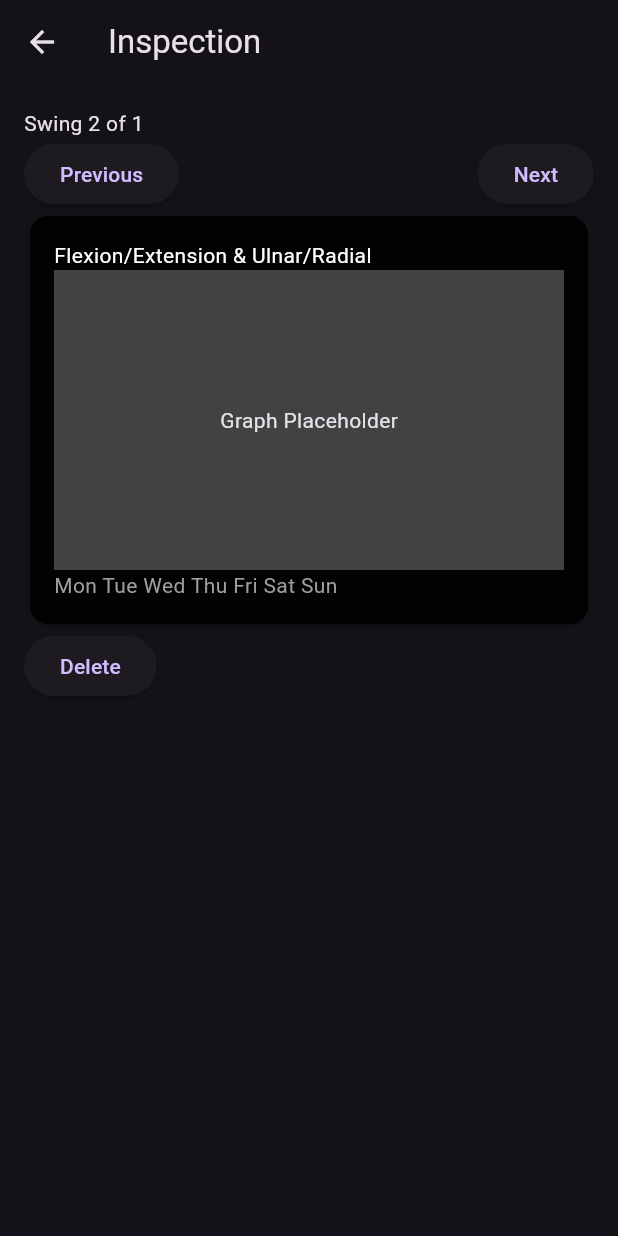
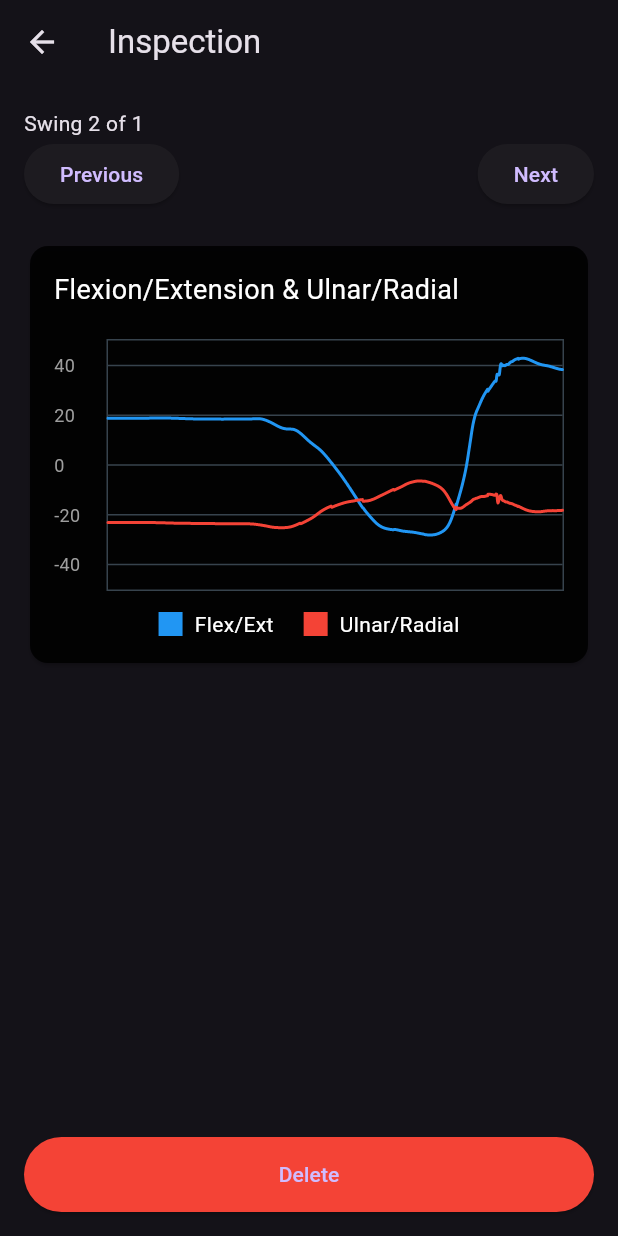
Before and after one commit to viesturs03/HackMotionTask, a Flutter app: the screen it shows after launch, after a tap on an icon or button, on a phone screen of 412 x 824 dp. Run offline on Flutter 3.47's test engine with Material 3 defaults, Android fonts, the phone set to English and light mode, and no system bars; drawn by our look-alikes of fl_chart; our stand-ins replace flutter_bloc; project files that could hold a hidden picture were left out.

Commit message:
created a graph widget that shows data

```diff
--- a/lib/cubit/swing_cubit.dart
+++ b/lib/cubit/swing_cubit.dart
@@ -2,42 +2,72 @@ import 'package:flutter_bloc/flutter_bloc.dart';
 import 'package:flutter/services.dart' show rootBundle;
 import 'dart:convert';
 import 'dart:developer' as developer;
+import '../swing_data.dart';
 
-class SwingCubit extends Cubit<List<String>> {
-  SwingCubit() : super([]);
+class SwingState {
+  final List<String> swingIds;
+  final SwingData? selectedSwingData;
+  final String? selectedSwingId;
 
-  Future<void> loadSwings() async {
+  SwingState({
+    this.swingIds = const [],
+    this.selectedSwingData,
+    this.selectedSwingId,
+  });
+
+  SwingState copyWith({
+    List<String>? swingIds,
+    SwingData? selectedSwingData,
+    String? selectedSwingId,
+  }) {
+    return SwingState(
+      swingIds: swingIds ?? this.swingIds,
+      selectedSwingData: selectedSwingData ?? this.selectedSwingData,
+      selectedSwingId: selectedSwingId ?? this.selectedSwingId,
+    );
+  }
+}
+
+class SwingCubit extends Cubit<SwingState> {
+  SwingCubit() : super(SwingState());
+
+  Future<void> loadSwingIds() async {
     try {
-      developer.log('Loading swings...');
-      final manifestContent = await rootBundle.loadString('AssetManifest.json');
-      developer.log('Manifest loaded: $manifestContent');
-
+      developer.log('Loading swing manifest...');
+      final manifestContent =
+          await rootBundle.loadString('AssetManifest.json');
       final Map<String, dynamic> manifest = json.decode(manifestContent);
-      developer.log('Manifest parsed, keys: ${manifest.keys.toList()}');
-
       final files = manifest.keys
           .where((key) => key.startsWith('data/swings/') && key.endsWith('.json'))
           .map((key) => key.split('/').last.replaceAll('.json', ''))
           .toList();
 
-      developer.log('Found swings: $files');
-
       if (files.isNotEmpty) {
-        // Sort the files to ensure consistent order
         files.sort((a, b) => int.parse(a).compareTo(int.parse(b)));
-        emit(files);
-        developer.log('State emitted with: $files');
+        emit(state.copyWith(swingIds: files));
+        developer.log('Swing IDs loaded: $files');
       } else {
         developer.log('No swing files found');
-        emit([]);
+        emit(state.copyWith(swingIds: []));
       }
     } catch (e) {
-      developer.log('Error loading swings: $e');
-      emit([]);
+      developer.log('Error loading swing IDs: $e');
+      emit(state.copyWith(swingIds: []));
     }
   }
 
-  void selectSwing(String swingId) {
-    emit(state); // Placeholder for now
+  Future<void> selectSwing(String swingId) async {
+    try {
+      developer.log('Loading data for swing $swingId...');
+      final String jsonString =
+          await rootBundle.loadString('data/swings/$swingId.json');
+      final Map<String, dynamic> jsonMap = json.decode(jsonString);
+      final swingData = SwingData.fromJson(jsonMap);
+      emit(state.copyWith(
+          selectedSwingData: swingData, selectedSwingId: swingId));
+      developer.log('Swing data for $swingId loaded and state emitted.');
+    } catch (e) {
+      developer.log('Error loading swing data for $swingId: $e');
+    }
   }
 }
--- a/lib/main.dart
+++ b/lib/main.dart
@@ -14,7 +14,7 @@ class MyApp extends StatelessWidget {
   @override
   Widget build(BuildContext context) {
     return BlocProvider(
-      create: (context) => SwingCubit()..loadSwings(),
+      create: (context) => SwingCubit()..loadSwingIds(),
       child: MaterialApp(
         home: const HomePage(),
         theme: ThemeData.dark(),
--- a/lib/screens/home_page.dart
+++ b/lib/screens/home_page.dart
@@ -10,23 +10,26 @@ class HomePage extends StatelessWidget {
   Widget build(BuildContext context) {
     return Scaffold(
       appBar: AppBar(title: const Text('HackMotion')),
-      body: BlocBuilder<SwingCubit, List<String>>(
-        builder: (context, swings) {
-          if (swings.isEmpty) {
+      body: BlocBuilder<SwingCubit, SwingState>(
+        builder: (context, state) {
+          if (state.swingIds.isEmpty) {
             return const Center(child: CircularProgressIndicator());
           }
           return ListView.builder(
-            itemCount: swings.length,
+            itemCount: state.swingIds.length,
             itemBuilder: (context, index) {
-              final swing = swings[index];
+              final swingId = state.swingIds[index];
               return ListTile(
-                title: Text('Swing $swing'),
+                title: Text('Swing $swingId'),
                 onTap: () {
-                  context.read<SwingCubit>().selectSwing(swing);
+                  context.read<SwingCubit>().selectSwing(swingId);
                   Navigator.push(
                     context,
                     MaterialPageRoute(
-                      builder: (context) => SwingDetailPage(swingId: swing, totalSwings: swings.length),
+                      builder: (context) => SwingDetailPage(
+                        swingId: swingId,
+                        totalSwings: state.swingIds.length,
+                      ),
                     ),
                   );
                 },
--- /dev/null
+++ b/lib/screens/swing_chart.dart
@@ -0,0 +1,143 @@
+import 'package:fl_chart/fl_chart.dart';
+import 'package:flutter/material.dart';
+
+class SwingChart extends StatelessWidget {
+  final List<double> flexionExtensionData;
+  final List<double> ulnarRadialData;
+
+  const SwingChart({
+    super.key,
+    required this.flexionExtensionData,
+    required this.ulnarRadialData,
+  });
+
+  @override
+  Widget build(BuildContext context) {
+    return Column(
+      children: [
+        Expanded(
+          child: LineChart(
+            LineChartData(
+              minY: -50,
+              maxY: 50,
+              gridData: FlGridData(
+                show: true,
+                drawVerticalLine: false,
+                getDrawingHorizontalLine: (value) {
+                  return const FlLine(
+                    color: Color(0xff37434d),
+                    strokeWidth: 1,
+                  );
+                },
+                checkToShowHorizontalLine: (value) {
+                  return value % 20 == 0;
+                },
+              ),
+              titlesData: FlTitlesData(
+                topTitles: AxisTitles(sideTitles: SideTitles(showTitles: false)),
+                rightTitles: AxisTitles(sideTitles: SideTitles(showTitles: false)),
+                bottomTitles: AxisTitles(sideTitles: SideTitles(showTitles: false)),
+
+                leftTitles: AxisTitles(
+                  sideTitles: SideTitles(
+                    showTitles: true,
+                    interval: 20,
+                    getTitlesWidget: (value, meta) {
+
+                      if (value > 40 || value < -40) {
+                        return Container();
+                      }
+                      return Text(
+                        value.toInt().toString(),
+                        style: const TextStyle(
+                          color: Colors.grey,
+                          fontSize: 12,
+                        ),
+                        textAlign: TextAlign.left,
+                      );
+                    },
+                    reservedSize: 35,
+                  ),
+                ),
+              ),
+              borderData: FlBorderData(
+                show: true,
+                border: Border.all(color: const Color(0xff37434d), width: 1),
+              ),
+              lineBarsData: [
+                _buildLineChartBarData(flexionExtensionData, Colors.blue, 'Flex/Ext'),
+                _buildLineChartBarData(ulnarRadialData, Colors.red, 'Ulnar/Radial'),
+              ],
+              lineTouchData: LineTouchData(
+                touchTooltipData: LineTouchTooltipData(
+                  getTooltipItems: (List<LineBarSpot> touchedBarSpots) {
+                    return touchedBarSpots.map((barSpot) {
+                      final flSpot = barSpot;
+                      String text;
+                      if (barSpot.barIndex == 0) {
+                        text = 'Flex/Ext:';
+                      } else if (barSpot.barIndex == 1) {
+                        text = 'Ulnar/Radial:';
+                      } else {
+                        throw Error();
+                      }
+                      return LineTooltipItem(
+                        '$text ${flSpot.y.toStringAsFixed(2)}',
+                        const TextStyle(
+                          color: Colors.white,
+                          fontWeight: FontWeight.bold,
+                        ),
+                      );
+                    }).toList();
+                  },
+                ),
+              ),
+            ),
+          ),
+        ),
+        const SizedBox(height: 12),
+        _buildLegend(),
+      ],
+    );
+  }
+
+  Widget _buildLegend() {
+    return Row(
+      mainAxisAlignment: MainAxisAlignment.center,
+      children: [
+        _legendItem(Colors.blue, "Flex/Ext"),
+        const SizedBox(width: 20),
+        _legendItem(Colors.red, "Ulnar/Radial"),
+      ],
+    );
+  }
+
+  Widget _legendItem(Color color, String text) {
+    return Row(
+      children: [
+        Container(
+          width: 16,
+          height: 16,
+          color: color,
+        ),
+        const SizedBox(width: 8),
+        Text(text, style: const TextStyle(color: Colors.white, fontSize: 14)),
+      ],
+    );
+  }
+
+  LineChartBarData _buildLineChartBarData(
+      List<double> data, Color color, String name) {
+    return LineChartBarData(
+      spots: data.asMap().entries.map((entry) {
+        return FlSpot(entry.key.toDouble(), entry.value);
+      }).toList(),
+      isCurved: true,
+      color: color,
+      barWidth: 2,
+      isStrokeCapRound: true,
+      dotData: FlDotData(show: false),
+      belowBarData: BarAreaData(show: false),
+    );
+  }
+}
--- a/lib/screens/swing_detail_page.dart
+++ b/lib/screens/swing_detail_page.dart
@@ -1,22 +1,31 @@
 import 'package:flutter/material.dart';
+import 'package:flutter_bloc/flutter_bloc.dart';
+import '../cubit/swing_cubit.dart';
+import 'swing_chart.dart';
 
 class SwingDetailPage extends StatelessWidget {
   final String swingId;
   final int totalSwings;
 
-  const SwingDetailPage({super.key, required this.swingId, required this.totalSwings});
+  const SwingDetailPage({
+    super.key,
+    required this.swingId,
+    required this.totalSwings,
+  });
 
   @override
   Widget build(BuildContext context) {
-    final currentIndex = int.parse(swingId) - 1; // Assuming swingId is numeric (1-based)
+    final currentIndex = int.parse(swingId) - 1;
 
     void navigateToSwing(int newIndex) {
       if (newIndex >= 0 && newIndex < totalSwings) {
+        final newSwingId = (newIndex + 1).toString();
+        context.read<SwingCubit>().selectSwing(newSwingId);
         Navigator.pushReplacement(
           context,
           MaterialPageRoute(
             builder: (context) => SwingDetailPage(
-              swingId: (newIndex + 1).toString(),
+              swingId: newSwingId,
               totalSwings: totalSwings,
             ),
           ),
@@ -45,22 +54,17 @@ class SwingDetailPage extends StatelessWidget {
                   onPressed: currentIndex == 0
                       ? null
                       : () => navigateToSwing(currentIndex - 1),
-                  style: ElevatedButton.styleFrom(
-                    backgroundColor: currentIndex == 0 ? Colors.grey : null,
-                  ),
                   child: const Text('Previous'),
                 ),
                 ElevatedButton(
                   onPressed: currentIndex == totalSwings - 1
                       ? null
                       : () => navigateToSwing(currentIndex + 1),
-                  style: ElevatedButton.styleFrom(
-                    backgroundColor: currentIndex == totalSwings - 1 ? Colors.grey : null,
-                  ),
                   child: const Text('Next'),
                 ),
               ],
             ),
+            const SizedBox(height: 20),
             Card(
               color: Colors.black87,
               child: Padding(
@@ -70,20 +74,41 @@ class SwingDetailPage extends StatelessWidget {
                   children: [
                     const Text(
                       'Flexion/Extension & Ulnar/Radial',
-                      style: TextStyle(color: Colors.white),
+                      style: TextStyle(color: Colors.white, fontSize: 18),
                     ),
-                    // Placeholder for graph
-                    Container(
+                    const SizedBox(height: 20),
+                    SizedBox(
                       height: 200,
-                      color: Colors.grey[800],
-                      child: const Center(child: Text('Graph Placeholder')),
+                      child: BlocBuilder<SwingCubit, SwingState>(
+                        builder: (context, state) {
+                          if (state.selectedSwingData != null &&
+                              state.selectedSwingId == swingId) {
+                            return SwingChart(
+                              flexionExtensionData: state
+                                  .selectedSwingData!.flexionExtension,
+                              ulnarRadialData:
+                                  state.selectedSwingData!.ulnarRadial,
+                            );
+                          }
+                          return const Center(child: CircularProgressIndicator());
+                        },
+                      ),
                     ),
-                    const Text('Mon Tue Wed Thu Fri Sat Sun', style: TextStyle(color: Colors.grey)),
                   ],
                 ),
               ),
             ),
-            ElevatedButton(onPressed: () {}, child: const Text('Delete')),
+            const Spacer(),
+            ElevatedButton(
+              onPressed: () {
+                // TODO: Implement delete functionality
+              },
+              style: ElevatedButton.styleFrom(
+                backgroundColor: Colors.red,
+                minimumSize: const Size(double.infinity, 50),
+              ),
+              child: const Text('Delete'),
+            ),
           ],
         ),
       ),
--- /dev/null
+++ b/lib/swing_data.dart
@@ -0,0 +1,21 @@
+class SwingData {
+  final List<double> flexionExtension;
+  final List<double> ulnarRadial;
+
+  SwingData({required this.flexionExtension, required this.ulnarRadial});
+
+  factory SwingData.fromJson(Map<String, dynamic> json) {
+    final params = json['parameters'];
+    final flexionExtensionData = (params['HFA_crWrFlexEx']['values'] as List)
+        .map((item) => (item as num).toDouble())
+        .toList();
+    final ulnarRadialData = (params['HFA_crWrRadUln']['values'] as List)
+        .map((item) => (item as num).toDouble())
+        .toList();
+
+    return SwingData(
+      flexionExtension: flexionExtensionData,
+      ulnarRadial: ulnarRadialData,
+    );
+  }
+}
--- a/pubspec.yaml
+++ b/pubspec.yaml
@@ -35,6 +35,7 @@ dependencies:
   # Use with the CupertinoIcons class for iOS style icons.
   cupertino_icons: ^1.0.8
   flutter_bloc: ^8.1.3
+  fl_chart: ^0.68.0
 
 dev_dependencies:
   flutter_test:
```
Also changed, not shown: pubspec.lock.
